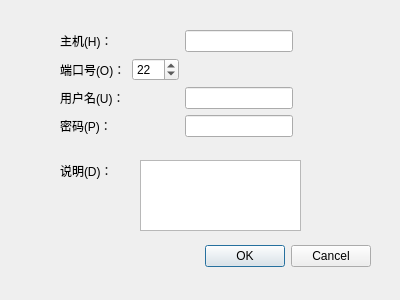
The window that WindowsClient/shh_UI/newconnection.ui (H-tao/Penguin) describes before a commit, drawn with Qt 5.
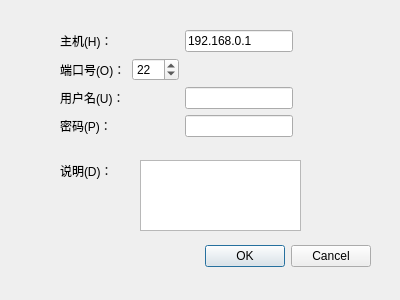
The same window after the commit.

Commit message: 修改键盘的事件

What changed in the file:
```diff
--- a/WindowsClient/shh_UI/newconnection.ui
+++ b/WindowsClient/shh_UI/newconnection.ui
@@ -71,7 +71,7 @@
     </item>
    </layout>
   </widget>
-  <widget class="QWidget" name="">
+  <widget class="QWidget" name="layoutWidget">
    <property name="geometry">
     <rect>
      <x>60</x>
@@ -104,7 +104,11 @@
        </spacer>
       </item>
       <item>
-       <widget class="QLineEdit" name="hostNumLineEdit"/>
+       <widget class="QLineEdit" name="hostNumLineEdit">
+        <property name="text">
+         <string>192.168.0.1</string>
+        </property>
+       </widget>
       </item>
      </layout>
     </item>
```
Left out of the diff: 5 changed lines with no effect on the pictures. The commit also changes 1 other file.
